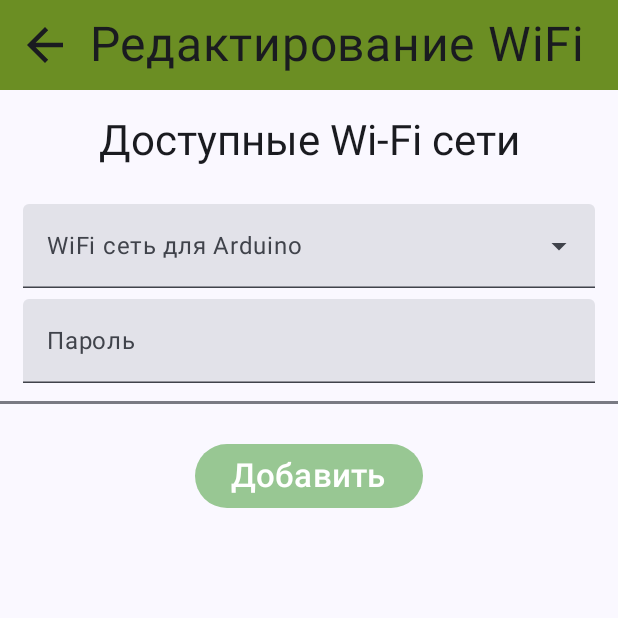
After one commit to Crivetkaaa/SmartGarden.v.2.0, an Android app built with Jetpack Compose: the editWiFiArduino screen opened directly, with no data from a screen before it, on a phone screen of 412 x 824 dp, the top half of it. The commit adds this screen. Run offline under Robolectric (Android 15) with nearby library versions, the phone set to English and light mode, and no system bars.

Commit message:
Реализовано обновление данных о wifi

```diff
--- a/app/src/main/AndroidManifest.xml
+++ b/app/src/main/AndroidManifest.xml
@@ -19,6 +19,11 @@
         android:supportsRtl="true"
         android:theme="@style/Theme.SmartGarden"
         tools:targetApi="31">
+        <activity
+            android:name=".editWiFiArduino"
+            android:exported="false"
+            android:label="@string/title_activity_edit_wi_fi_arduino"
+            android:theme="@style/Theme.SmartGarden" />
         <activity
             android:name=".test"
             android:exported="false"
--- a/app/src/main/java/com/example/smartgarden/ArduinoPage.kt
+++ b/app/src/main/java/com/example/smartgarden/ArduinoPage.kt
@@ -109,7 +109,9 @@ fun ArduinoPageGenerate(modifier: Modifier = Modifier) {
                 Log.d("MyTag", "$arduino")
                 Card(
                     modifier = Modifier.padding(3.dp),
-                    onClick = {}
+                    onClick = {
+                        goToUpdateWiFi(context)
+                    }
                 ) {
                     Box(
                         modifier = Modifier
--- a/app/src/main/java/com/example/smartgarden/ConnectToAPI.kt
+++ b/app/src/main/java/com/example/smartgarden/ConnectToAPI.kt
@@ -12,7 +12,7 @@ import java.text.SimpleDateFormat
 
 
 class ConnectToAPI {
-    val ip = "http://192.168.0.24:8000/"
+    val ip = "http://188.32.24.142:12000/"
 
     suspend fun getFromAPI(url: String, callback: (String) ->Unit){
         try {
--- /dev/null
+++ b/app/src/main/java/com/example/smartgarden/editWiFiArduino.kt
@@ -0,0 +1,145 @@
+package com.example.smartgarden
+
+import android.Manifest
+import android.content.Context
+import android.content.pm.PackageManager
+import android.net.wifi.ScanResult
+import android.os.Bundle
+import androidx.activity.ComponentActivity
+import androidx.activity.compose.rememberLauncherForActivityResult
+import androidx.activity.compose.setContent
+import androidx.activity.enableEdgeToEdge
+import androidx.activity.result.contract.ActivityResultContracts
+import androidx.compose.foundation.layout.Column
+import androidx.compose.foundation.layout.Spacer
+import androidx.compose.foundation.layout.fillMaxHeight
+import androidx.compose.foundation.layout.fillMaxSize
+import androidx.compose.foundation.layout.height
+import androidx.compose.foundation.layout.padding
+import androidx.compose.material.icons.Icons
+import androidx.compose.material.icons.filled.ArrowBack
+import androidx.compose.material3.Button
+import androidx.compose.material3.ButtonDefaults
+import androidx.compose.material3.HorizontalDivider
+import androidx.compose.material3.MaterialTheme
+import androidx.compose.material3.Scaffold
+import androidx.compose.material3.Text
+import androidx.compose.runtime.Composable
+import androidx.compose.runtime.LaunchedEffect
+import androidx.compose.runtime.getValue
+import androidx.compose.runtime.mutableStateOf
+import androidx.compose.runtime.remember
+import androidx.compose.runtime.setValue
+import androidx.compose.ui.Alignment
+import androidx.compose.ui.Modifier
+import androidx.compose.ui.platform.LocalContext
+import androidx.compose.ui.res.colorResource
+import androidx.compose.ui.tooling.preview.Preview
+import androidx.compose.ui.unit.dp
+import androidx.compose.ui.unit.sp
+import androidx.core.app.ActivityCompat
+import com.example.smartgarden.ui.theme.SmartGardenTheme
+
+class editWiFiArduino : ComponentActivity() {
+    override fun onCreate(savedInstanceState: Bundle?) {
+        super.onCreate(savedInstanceState)
+        enableEdgeToEdge()
+        setContent {
+            val context = LocalContext.current
+            SmartGardenTheme {
+                Scaffold(modifier = Modifier.fillMaxSize()) { innerPadding ->
+                    Greeting5(
+                        context,
+                        modifier = Modifier.padding(innerPadding)
+                    )
+                }
+            }
+        }
+    }
+}
+
+@Composable
+fun Greeting5(context: Context, modifier: Modifier = Modifier) {
+    var wifiNetworks by remember { mutableStateOf<List<ScanResult>>(emptyList()) }
+    var permissionGranted by remember { mutableStateOf(false) }
+    var permissionRequested by remember { mutableStateOf(false) }
+
+    var wifiName by remember { mutableStateOf("") }
+    var wifiPassword by remember { mutableStateOf("") }
+
+    var arduino_description by remember { mutableStateOf("") }
+    var arduino_name by remember { mutableStateOf("") }
+
+    // Запрос разрешения на доступ к местоположению
+    val requestPermissionLauncher = rememberLauncherForActivityResult(ActivityResultContracts.RequestPermission()) { isGranted ->
+        permissionGranted = isGranted
+        if (isGranted) {
+            wifiNetworks = getAvailableWifiNetworks(context) ?: emptyList()
+        }
+    }
+
+    LaunchedEffect(Unit) {
+        when {
+            ActivityCompat.checkSelfPermission(context, Manifest.permission.ACCESS_FINE_LOCATION) == PackageManager.PERMISSION_GRANTED -> {
+                permissionGranted = true
+                wifiNetworks = getAvailableWifiNetworks(context) ?: emptyList()
+            }
+            else -> {
+                if (!permissionRequested) {
+                    permissionRequested = true
+                    requestPermissionLauncher.launch(Manifest.permission.ACCESS_FINE_LOCATION)
+                }
+            }
+        }
+    }
+    Column(modifier = modifier.fillMaxSize(), horizontalAlignment = Alignment.CenterHorizontally) {
+        TopMenu(
+            context,
+            "Редактирование WiFi",
+            "backarrow",
+            Icons.Default.ArrowBack,
+            { backArrowButton(context) },
+        )
+
+        Text(text = "Доступные Wi-Fi сети", style = MaterialTheme.typography.headlineMedium, modifier = Modifier.padding(16.dp))
+        Spacer(modifier = Modifier.height(8.dp))
+
+        if (permissionGranted) {
+            DropWiFiMenu(
+                {wifiName = it },
+                "WiFi сеть для Arduino",
+                "RT-WiFi-A4AD",
+                wifiNetworks
+            )
+            Spacer(Modifier.fillMaxHeight(0.012f))
+            InputString(
+                wifiPassword,
+                {wifiPassword = it},
+                "Пароль",
+                "Пароль",
+                true
+            )
+
+            HorizontalDivider(Modifier.padding(vertical = 12.dp), thickness = 2.dp)
+
+            Spacer(Modifier.height(12.dp))
+            Button(colors = ButtonDefaults.buttonColors(colorResource(R.color.SignInButton)),
+                onClick = {
+                    updateWiFi(context, wifiName, wifiPassword)
+                }) {
+                Text(text="Добавить", fontSize = 22.sp)
+            }
+        } else {
+            Text(text = "Разрешение на доступ к местоположению не предоставлено", modifier = Modifier.padding(16.dp))
+        }
+
+    }
+}
+
+@Preview(showBackground = true)
+@Composable
+fun GreetingPreview9() {
+    SmartGardenTheme {
+        Greeting5(LocalContext.current)
+    }
+}
--- a/app/src/main/res/values/strings.xml
+++ b/app/src/main/res/values/strings.xml
@@ -10,4 +10,5 @@
     <string name="title_activity_edit_page">EditPage</string>
     <string name="title_activity_add_arduino_page">addArduinoPage</string>
     <string name="title_activity_test">test</string>
+    <string name="title_activity_edit_wi_fi_arduino">editWiFiArduino</string>
 </resources>
```
Also changed, not shown: app/src/main/java/com/example/smartgarden/ClickFunctions.kt (+19 -0 lines), app/src/main/java/com/example/smartgarden/ConnectToESP.kt (+13 -0 lines).
